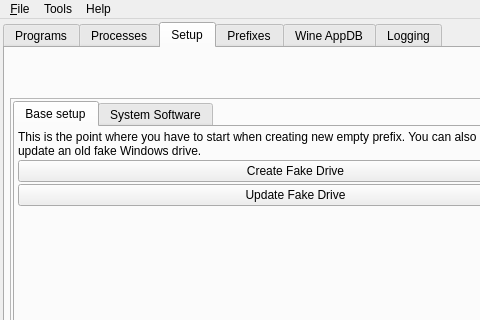
Above: src/q4wine-gui/uis/MainWindow.ui from brezerk/q4wine before the change; both pictures show x 0 to 480 and y 0 to 320 of the 597 by 509 pixel window. Below: the same form after it.
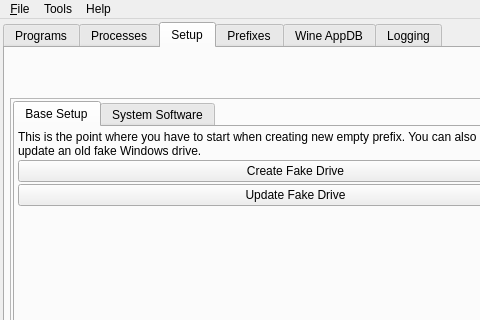
That is the form after the change. The open tabs and pages were chosen to show the change. Icons and pictures are not drawn.

The edit to the form file:
```diff
--- a/src/q4wine-gui/uis/MainWindow.ui
+++ b/src/q4wine-gui/uis/MainWindow.ui
@@ -163,7 +163,7 @@
            </property>
            <widget class="QWidget" name="tab_4">
             <attribute name="title">
-             <string>Base setup</string>
+             <string>Base Setup</string>
             </attribute>
             <layout class="QVBoxLayout" name="_2">
              <item>
```
